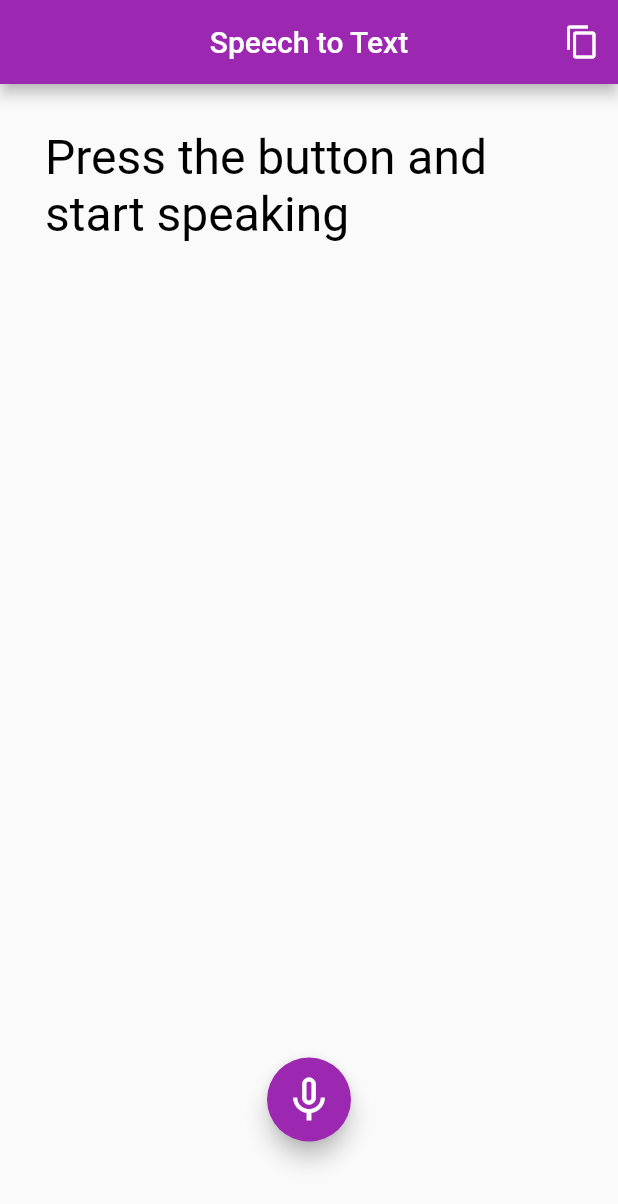
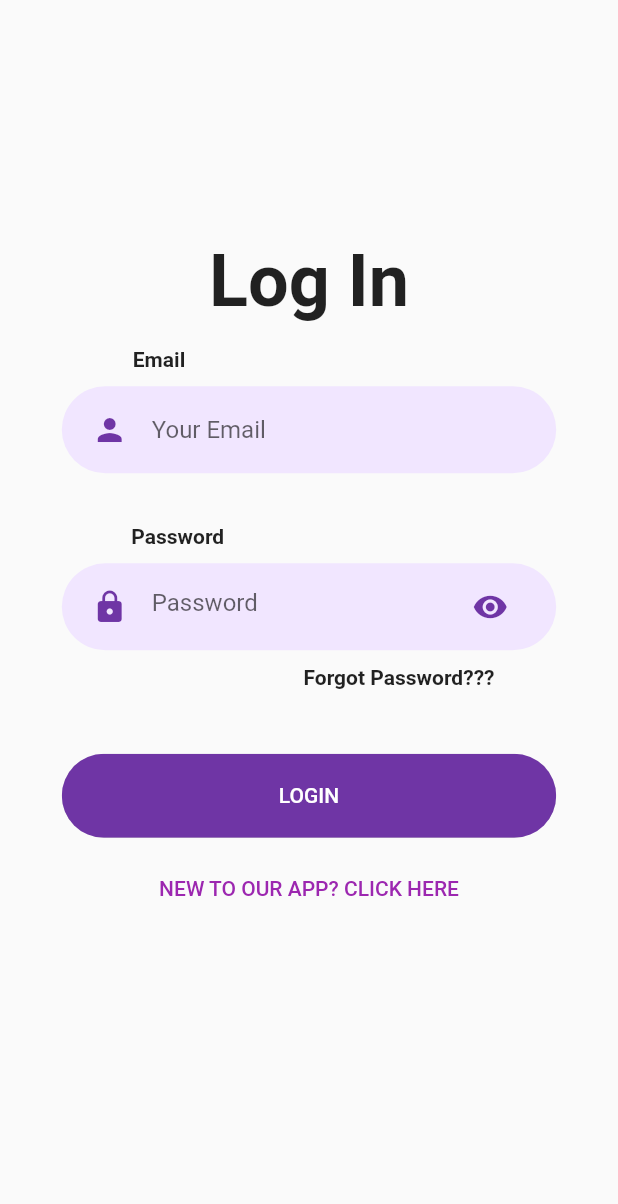
Before and after one commit to tcr123/flutter_learning_app, a Flutter app: the screen it shows after launch, on a phone screen of 412 x 824 dp. Shown: the top 1204 px of the screen. Run offline on Flutter 3.47's test engine with Material 2 defaults, Android fonts, the phone set to English and light mode, and no system bars; drawn by our look-alikes of avatar_glow; our stand-ins replace speech_to_text; missing offline and left inert: clipboard.

Commit message:
second commit

```diff
--- /dev/null
+++ b/lib/components/rounded_button.dart
@@ -0,0 +1,46 @@
+import 'package:flutter/material.dart';
+import 'package:demo/constant.dart';
+
+class RoundedButton extends StatelessWidget {
+  final String text;
+  final Function()? press;
+  final Color color, textColor;
+  const RoundedButton({
+    Key? key,
+    required this.text,
+    required this.press,
+    this.color = kPrimaryColor,
+    this.textColor = Colors.white,
+  }) : super(key: key);
+
+  @override
+  Widget build(BuildContext context) {
+    Size size = MediaQuery.of(context).size;
+    return Container(
+      margin: EdgeInsets.symmetric(vertical: 10),
+      width: size.width * 0.8,
+      child: ClipRRect(
+        borderRadius: BorderRadius.circular(29),
+        child: newElevatedButton(),
+      ),
+    );
+  }
+
+  //Used:ElevatedButton as FlatButton is deprecated.
+  //Here we have to apply customizations to Button by inheriting the styleFrom
+
+  Widget newElevatedButton() {
+    return ElevatedButton(
+      child: Text(
+        text,
+        style: TextStyle(color: textColor),
+      ),
+      onPressed: press,
+      style: ElevatedButton.styleFrom(
+          primary: color,
+          padding: EdgeInsets.symmetric(horizontal: 40, vertical: 20),
+          textStyle: TextStyle(
+              color: textColor, fontSize: 14, fontWeight: FontWeight.w500)),
+    );
+  }
+}
--- /dev/null
+++ b/lib/components/rounded_input_field.dart
@@ -0,0 +1,34 @@
+import 'package:flutter/material.dart';
+import 'package:demo/components/text_field_container.dart';
+import 'package:demo/constant.dart';
+
+// this body will be used for login page
+class RoundedInputField extends StatelessWidget {
+  final String hintText;
+  final IconData icon;
+  final ValueChanged<String> onChanged;
+  const RoundedInputField({
+    Key? key,
+    required this.hintText,
+    required this.icon,
+    required this.onChanged,
+  }) : super(key: key);
+
+  @override
+  Widget build(BuildContext context) {
+    return TextFieldContainer(
+      child: TextField(
+        onChanged: onChanged,
+        cursorColor: kPrimaryColor,
+        decoration: InputDecoration(
+          icon: Icon(
+            icon,
+            color: kPrimaryColor,
+          ),
+          hintText: hintText,
+          border: InputBorder.none,
+        ),
+      ),
+    );
+  }
+}
--- /dev/null
+++ b/lib/components/rounded_password_field.dart
@@ -0,0 +1,47 @@
+import 'package:flutter/material.dart';
+import 'package:demo/components/text_field_container.dart';
+import 'package:demo/constant.dart';
+
+class RoundedPasswordField extends StatefulWidget {
+  final ValueChanged<String> onChanged;
+  const RoundedPasswordField({
+    Key? key,
+    required this.onChanged,
+  }) : super(key: key);
+
+  @override
+  State<RoundedPasswordField> createState() => _RoundedPasswordFieldState();
+}
+
+class _RoundedPasswordFieldState extends State<RoundedPasswordField> {
+  bool not_show = true;
+
+  @override
+  Widget build(BuildContext context) {
+    return TextFieldContainer(
+      child: TextField(
+        obscureText: not_show,
+        onChanged: widget.onChanged,
+        cursorColor: kPrimaryColor,
+        decoration: InputDecoration(
+          hintText: "Password",
+          icon: Icon(
+            Icons.lock,
+            color: kPrimaryColor,
+          ),
+          // icon for showing the password or hide it
+          suffixIcon: IconButton(
+            onPressed: () {
+              setState(() {
+                not_show = !not_show;
+              });
+            },
+            icon: Icon(Icons.visibility),
+            color: kPrimaryColor,
+          ),
+          border: InputBorder.none,
+        ),
+      ),
+    );
+  }
+}
--- /dev/null
+++ b/lib/components/text_field_container.dart
@@ -0,0 +1,25 @@
+import 'package:flutter/material.dart';
+import 'package:demo/constant.dart';
+
+class TextFieldContainer extends StatelessWidget {
+  final Widget child;
+  const TextFieldContainer({
+    Key? key,
+    required this.child,
+  }) : super(key: key);
+
+  @override
+  Widget build(BuildContext context) {
+    Size size = MediaQuery.of(context).size;
+    return Container(
+      margin: EdgeInsets.symmetric(vertical: 10),
+      padding: EdgeInsets.symmetric(horizontal: 20, vertical: 5),
+      width: size.width * 0.8,
+      decoration: BoxDecoration(
+        color: kPrimaryLightColor,
+        borderRadius: BorderRadius.circular(29),
+      ),
+      child: child,
+    );
+  }
+}
--- /dev/null
+++ b/lib/constant.dart
@@ -0,0 +1,4 @@
+import 'package:flutter/material.dart';
+
+const kPrimaryColor = Color(0xFF6F35A5);
+const kPrimaryLightColor = Color(0xFFF1E6FF);
--- a/lib/main.dart
+++ b/lib/main.dart
@@ -1,6 +1,6 @@
 import 'package:flutter/material.dart';
 import 'package:flutter/services.dart';
-import 'package:demo/pages/home_page.dart';
+import 'package:demo/pages/login//login_page.dart';
 
 Future main() async {
   WidgetsFlutterBinding.ensureInitialized();
@@ -13,13 +13,13 @@ Future main() async {
 }
 
 class MyApp extends StatelessWidget {
-  static final String title = 'Speech to Text';
+  static final String title = 'Demo';
 
   @override
   Widget build(BuildContext context) => MaterialApp(
     debugShowCheckedModeBanner: false,
     title: title,
     theme: ThemeData(primarySwatch: Colors.purple),
-    home: HomePage(),
+    home: LoginPage(),
   );
 }
--- /dev/null
+++ b/lib/pages/login/components/background.dart
@@ -0,0 +1,33 @@
+import 'package:flutter/material.dart';
+
+// this background will be used in login page
+class Background extends StatelessWidget {
+  final Widget child;
+  const Background ({Key? key, required this.child}) : super(key: key);
+
+  @override
+  Widget build(BuildContext context) {
+    Size size = MediaQuery.of(context).size;
+    return Scaffold(
+      body: Container(
+        child: Stack(
+          alignment: Alignment.center,
+          children: <Widget>[
+            Container(
+              alignment: Alignment.center,
+              padding: EdgeInsets.fromLTRB(0, 0, 0, 450),
+              child: Text(
+                "Log In",
+                style: TextStyle(
+                  fontSize: 48, fontWeight: FontWeight.bold,
+                ),
+              ),
+            ),
+            SizedBox(height: size.height * 0.03,),
+            child,
+          ],
+        ),
+      ),
+    );
+  }
+}
--- /dev/null
+++ b/lib/pages/login/components/body.dart
@@ -0,0 +1,75 @@
+import 'package:demo/pages/sign_up/signup_page.dart';
+import 'package:flutter/material.dart';
+import 'package:demo/pages/login/components/background.dart';
+import 'package:demo/components/rounded_button.dart';
+import 'package:demo/components/rounded_input_field.dart';
+import 'package:demo/components/rounded_password_field.dart';
+
+class Body extends StatelessWidget {
+  const Body({Key? key}) : super(key: key);
+
+  @override
+  Widget build(BuildContext context) {
+    Size size = MediaQuery.of(context).size;
+    return Background(
+        child: SingleChildScrollView(
+          child: Column(
+            mainAxisAlignment: MainAxisAlignment.center,
+            children: <Widget>[
+              Padding(
+                padding: EdgeInsets.fromLTRB(0, 24, 200, 0),
+                child: Text(
+                  "Email",
+                  style: TextStyle(fontWeight: FontWeight.bold),
+                ),
+              ),
+              RoundedInputField(
+                hintText: "Your Email",
+                icon: Icons.person,
+                onChanged: (value) {},
+              ),
+              SizedBox(height: size.height * 0.0001,),
+
+              Padding(
+                padding: EdgeInsets.fromLTRB(0, 24, 175, 0),
+                child: Text(
+                  "Password",
+                  style: TextStyle(fontWeight: FontWeight.bold),
+                ),
+              ),
+              RoundedPasswordField(
+                onChanged: (value) {},
+              ),
+              Padding(
+                padding: EdgeInsets.fromLTRB(120, 0, 0, 0),
+                child: Text(
+                  "Forgot Password???",
+                  style: TextStyle(fontWeight: FontWeight.bold),
+                ),
+              ),
+              SizedBox(height: size.height * 0.04,),
+              RoundedButton(
+                text: "LOGIN",
+                press: () {},
+              ),
+              Padding(
+                padding: EdgeInsets.fromLTRB(0, 0, 0, 0),
+                child: TextButton(
+                  onPressed: () {
+                    Navigator.push(context,
+                      MaterialPageRoute(
+                        builder: (context) {
+                          return SignUpPage();
+                        },
+                      ),
+                    );
+                  },
+                  child: const Text("NEW TO OUR APP? CLICK HERE"),
+                ),
+              ),
+            ],
+          ),
+        )
+    );
+  }
+}
--- /dev/null
+++ b/lib/pages/login/login_page.dart
@@ -0,0 +1,11 @@
+import 'package:flutter/material.dart';
+import 'package:demo/pages/login/components/body.dart';
+
+class LoginPage extends StatelessWidget {
+  const LoginPage({Key? key}) : super(key: key);
+
+  @override
+  Widget build(BuildContext context) {
+    return Body();
+  }
+}
```
Also changed, not shown: lib/pages/sign_up/components/background.dart (added, +44 -0 lines), lib/pages/sign_up/components/body.dart (added, +75 -0 lines), lib/pages/sign_up/signup_page.dart (added, +11 -0 lines).
